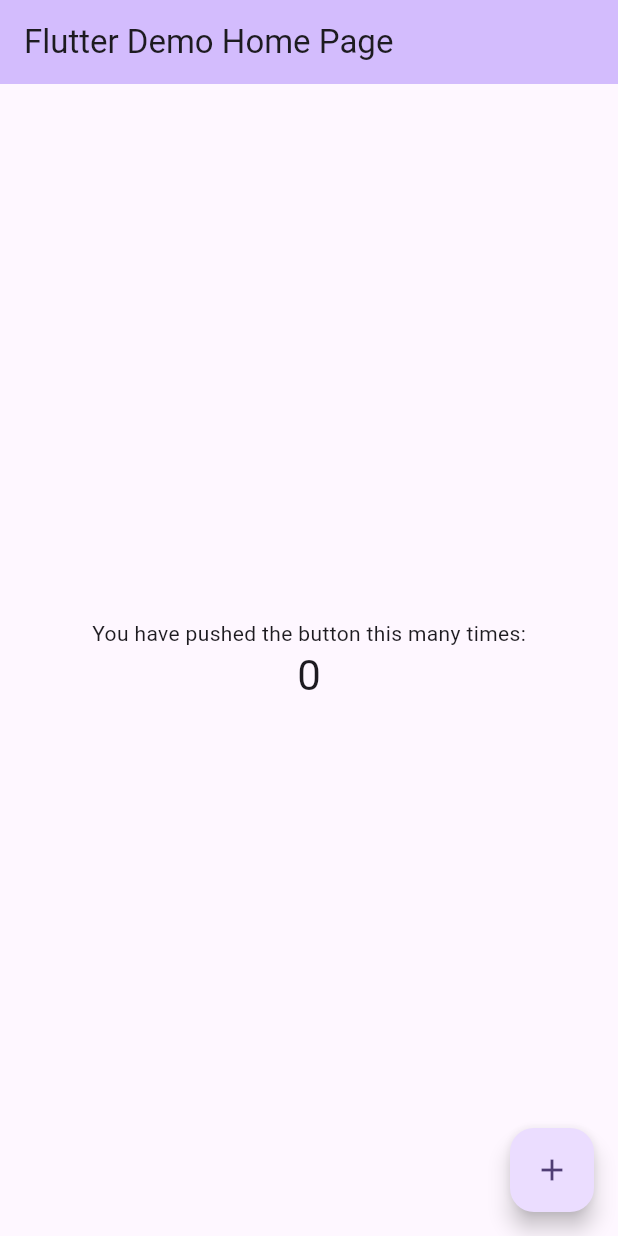
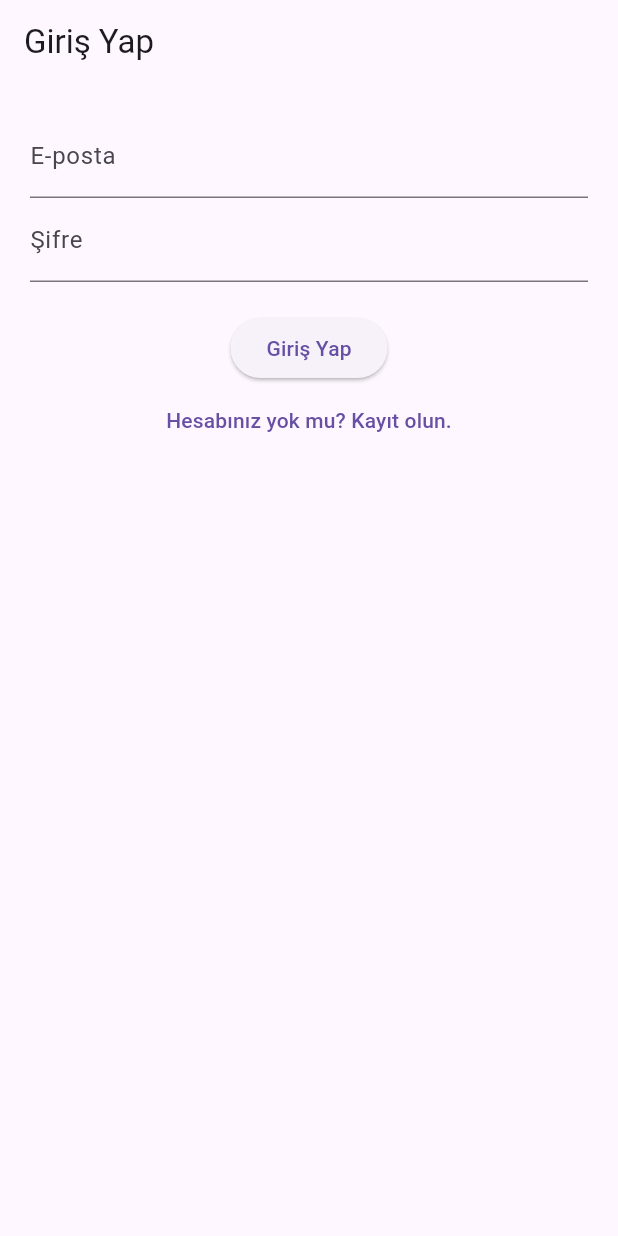
Before and after one commit to rvydcftci/akilli-sehir-rehberi-mobil, a Flutter app: the screen it shows after launch, on a phone screen of 412 x 824 dp. Run offline on Flutter 3.47's test engine with Material 3 defaults, Android fonts, the phone set to English and light mode, and no system bars; our stand-ins replace firebase_auth, firebase_core; accounts and stored records are empty.

Commit message:
🔥 Firebase Authentication eklendi, giriş ekranı tamamlandı

```diff
--- a/lib/main.dart
+++ b/lib/main.dart
@@ -1,125 +1,26 @@
 import 'package:flutter/material.dart';
+import 'package:firebase_core/firebase_core.dart';
+import 'firebase_options.dart'; // bu satırı ekle
 
-void main() {
+import 'pages/login_page.dart';
+
+void main() async {
+  WidgetsFlutterBinding.ensureInitialized();
+  await Firebase.initializeApp(
+    options: DefaultFirebaseOptions.currentPlatform,
+  );
+
   runApp(const MyApp());
 }
 
 class MyApp extends StatelessWidget {
   const MyApp({super.key});
 
-  // This widget is the root of your application.
   @override
   Widget build(BuildContext context) {
-    return MaterialApp(
-      title: 'Flutter Demo',
-      theme: ThemeData(
-        // This is the theme of your application.
-        //
-        // TRY THIS: Try running your application with "flutter run". You'll see
-        // the application has a purple toolbar. Then, without quitting the app,
-        // try changing the seedColor in the colorScheme below to Colors.green
-        // and then invoke "hot reload" (save your changes or press the "hot
-        // reload" button in a Flutter-supported IDE, or press "r" if you used
-        // the command line to start the app).
-        //
-        // Notice that the counter didn't reset back to zero; the application
-        // state is not lost during the reload. To reset the state, use hot
-        // restart instead.
-        //
-        // This works for code too, not just values: Most code changes can be
-        // tested with just a hot reload.
-        colorScheme: ColorScheme.fromSeed(seedColor: Colors.deepPurple),
-        useMaterial3: true,
-      ),
-      home: const MyHomePage(title: 'Flutter Demo Home Page'),
+    return const MaterialApp(
+      debugShowCheckedModeBanner: false,
+      home: LoginPage(),
     );
   }
 }
-
-class MyHomePage extends StatefulWidget {
-  const MyHomePage({super.key, required this.title});
-
-  // This widget is the home page of your application. It is stateful, meaning
-  // that it has a State object (defined below) that contains fields that affect
-  // how it looks.
-
-  // This class is the configuration for the state. It holds the values (in this
-  // case the title) provided by the parent (in this case the App widget) and
-  // used by the build method of the State. Fields in a Widget subclass are
-  // always marked "final".
-
-  final String title;
-
-  @override
-  State<MyHomePage> createState() => _MyHomePageState();
-}
-
-class _MyHomePageState extends State<MyHomePage> {
-  int _counter = 0;
-
-  void _incrementCounter() {
-    setState(() {
-      // This call to setState tells the Flutter framework that something has
-      // changed in this State, which causes it to rerun the build method below
-      // so that the display can reflect the updated values. If we changed
-      // _counter without calling setState(), then the build method would not be
-      // called again, and so nothing would appear to happen.
-      _counter++;
-    });
-  }
-
-  @override
-  Widget build(BuildContext context) {
-    // This method is rerun every time setState is called, for instance as done
-    // by the _incrementCounter method above.
-    //
-    // The Flutter framework has been optimized to make rerunning build methods
-    // fast, so that you can just rebuild anything that needs updating rather
-    // than having to individually change instances of widgets.
-    return Scaffold(
-      appBar: AppBar(
-        // TRY THIS: Try changing the color here to a specific color (to
-        // Colors.amber, perhaps?) and trigger a hot reload to see the AppBar
-        // change color while the other colors stay the same.
-        backgroundColor: Theme.of(context).colorScheme.inversePrimary,
-        // Here we take the value from the MyHomePage object that was created by
-        // the App.build method, and use it to set our appbar title.
-        title: Text(widget.title),
-      ),
-      body: Center(
-        // Center is a layout widget. It takes a single child and positions it
-        // in the middle of the parent.
-        child: Column(
-          // Column is also a layout widget. It takes a list of children and
-          // arranges them vertically. By default, it sizes itself to fit its
-          // children horizontally, and tries to be as tall as its parent.
-          //
-          // Column has various properties to control how it sizes itself and
-          // how it positions its children. Here we use mainAxisAlignment to
-          // center the children vertically; the main axis here is the vertical
-          // axis because Columns are vertical (the cross axis would be
-          // horizontal).
-          //
-          // TRY THIS: Invoke "debug painting" (choose the "Toggle Debug Paint"
-          // action in the IDE, or press "p" in the console), to see the
-          // wireframe for each widget.
-          mainAxisAlignment: MainAxisAlignment.center,
-          children: <Widget>[
-            const Text(
-              'You have pushed the button this many times:',
-            ),
-            Text(
-              '$_counter',
-              style: Theme.of(context).textTheme.headlineMedium,
-            ),
-          ],
-        ),
-      ),
-      floatingActionButton: FloatingActionButton(
-        onPressed: _incrementCounter,
-        tooltip: 'Increment',
-        child: const Icon(Icons.add),
-      ), // This trailing comma makes auto-formatting nicer for build methods.
-    );
-  }
-}
--- /dev/null
+++ b/lib/pages/login_page.dart
@@ -0,0 +1,71 @@
+import 'package:flutter/material.dart';
+import 'package:firebase_auth/firebase_auth.dart';
+import 'home_page.dart';
+import 'register_page.dart';
+
+class LoginPage extends StatefulWidget {
+  const LoginPage({super.key});
+
+  @override
+  State<LoginPage> createState() => _LoginPageState();
+}
+
+class _LoginPageState extends State<LoginPage> {
+  final emailController = TextEditingController();
+  final passwordController = TextEditingController();
+  final FirebaseAuth _auth = FirebaseAuth.instance;
+
+  void loginUser() async {
+    try {
+      await _auth.signInWithEmailAndPassword(
+        email: emailController.text.trim(),
+        password: passwordController.text.trim(),
+      );
+      Navigator.pushReplacement(
+        context,
+        MaterialPageRoute(builder: (context) => const HomePage()),
+      );
+    } catch (e) {
+      ScaffoldMessenger.of(context).showSnackBar(
+        SnackBar(content: Text("Giriş başarısız: $e")),
+      );
+    }
+  }
+
+  @override
+  Widget build(BuildContext context) {
+    return Scaffold(
+      appBar: AppBar(title: const Text('Giriş Yap')),
+      body: Padding(
+        padding: const EdgeInsets.all(20),
+        child: Column(
+          children: [
+            TextField(
+              controller: emailController,
+              decoration: const InputDecoration(labelText: 'E-posta'),
+            ),
+            TextField(
+              controller: passwordController,
+              obscureText: true,
+              decoration: const InputDecoration(labelText: 'Şifre'),
+            ),
+            const SizedBox(height: 20),
+            ElevatedButton(
+              onPressed: loginUser,
+              child: const Text('Giriş Yap'),
+            ),
+            TextButton(
+              onPressed: () {
+                Navigator.push(
+                    context,
+                    MaterialPageRoute(
+                        builder: (context) => const RegisterPage()));
+              },
+              child: const Text('Hesabınız yok mu? Kayıt olun.'),
+            ),
+          ],
+        ),
+      ),
+    );
+  }
+}
--- a/pubspec.yaml
+++ b/pubspec.yaml
@@ -35,6 +35,10 @@ dependencies:
   # The following adds the Cupertino Icons font to your application.
   # Use with the CupertinoIcons class for iOS style icons.
   cupertino_icons: ^1.0.6
+  firebase_core: ^3.12.1
+  firebase_auth: ^5.5.1
+  cloud_firestore: ^5.6.5
+  firebase_messaging: ^15.2.4
 
 dev_dependencies:
   flutter_test:
```
Also changed, not shown: lib/pages/home_page.dart (added, +15 -0 lines), lib/pages/register_page.dart (added, +61 -0 lines), lib/firebase_options.dart (added), pubspec.lock, 8 other files.
